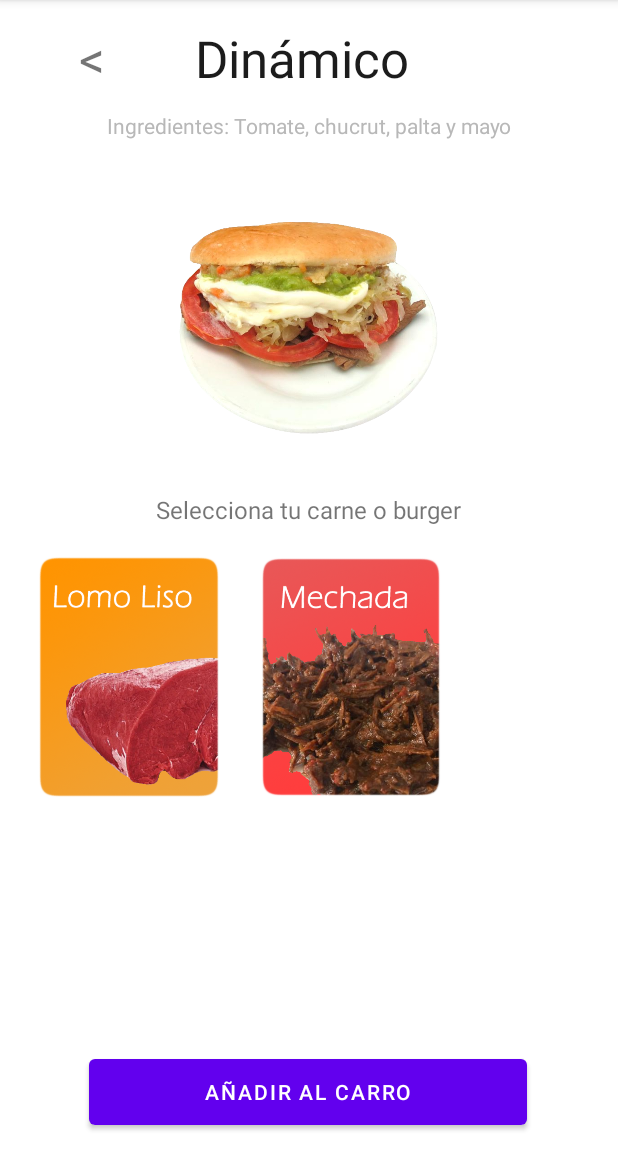
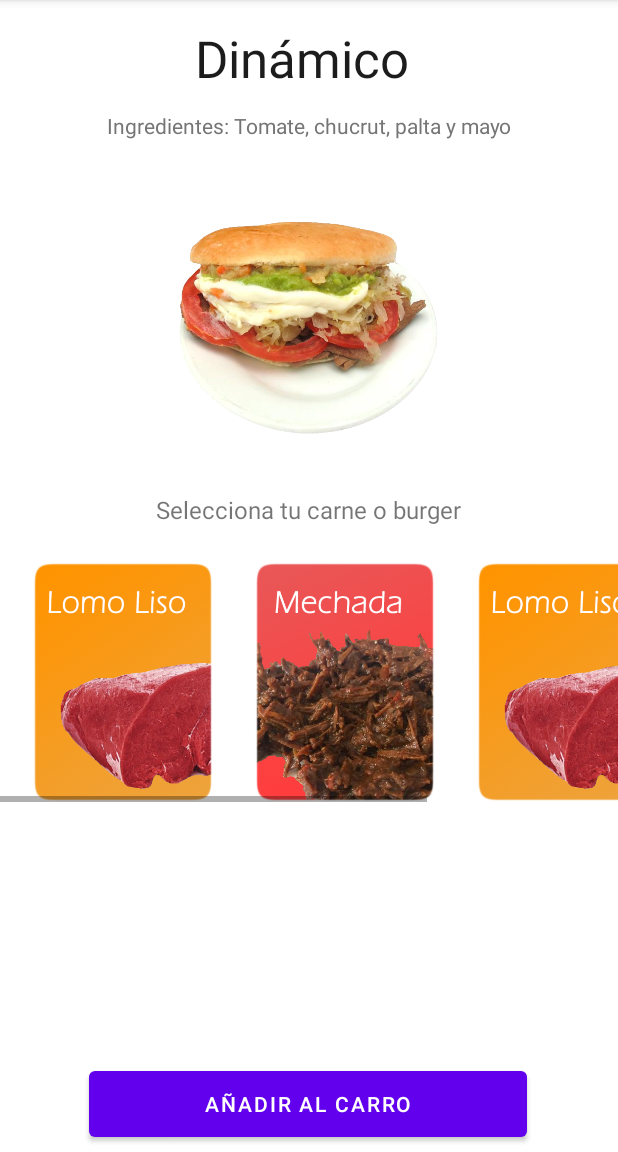
Before and after one commit to techicode/start, an Android app: the DetalleProducto screen opened directly, with no data from a screen before it, on a phone screen of 412 x 824 dp, the part 84-1236 px from its top. Run offline under Robolectric (Android 15) with nearby library versions, the phone set to English and light mode, and no system bars; Roboto replaces fonts that are not available here.

Commit message:
horizontall scroll bar added

```diff
--- a/app/src/main/res/layout/activity_detalle_producto.xml
+++ b/app/src/main/res/layout/activity_detalle_producto.xml
@@ -29,7 +29,7 @@
             app:layout_constraintStart_toStartOf="parent"
             app:layout_constraintEnd_toEndOf="parent"
             app:layout_constraintBottom_toBottomOf="parent"
-            android:layout_marginBottom="12dp"
+            android:layout_marginBottom="4dp"
             app:layout_constraintHorizontal_bias="0.495" />
 
     <TextView
@@ -41,7 +41,7 @@
             app:layout_constraintEnd_toEndOf="parent"
             android:layout_marginTop="12dp"
             app:layout_constraintTop_toBottomOf="@+id/textView"
-            android:textColor="#B8B8B8" />
+            android:textColor="#757575" />
 
     <ImageView
             android:src="@drawable/dinamicotrans"
@@ -67,15 +67,57 @@
             android:layout_marginTop="8dp"
             app:layout_constraintTop_toBottomOf="@+id/imageView2" />
 
+
+    <HorizontalScrollView
+            android:layout_width="wrap_content"
+            android:layout_height="wrap_content"
+
+            android:id="@+id/horizontalScrollView"
+
+            app:layout_constraintTop_toBottomOf="@+id/textView3"
+            android:layout_marginTop="24dp"
+            app:layout_constraintStart_toStartOf="parent"
+            tools:ignore="SpeakableTextPresentCheck">
+
+        <LinearLayout
+                android:orientation="horizontal"
+                android:layout_width="wrap_content"
+                android:layout_height="wrap_content"
+                app:layout_constraintTop_toBottomOf="@+id/textView3"
+                app:layout_constraintStart_toStartOf="parent"
+                android:layout_marginStart="4dp"
+                app:layout_constraintBottom_toTopOf="@+id/button"
+                app:layout_constraintVertical_bias="0.163">
+
             <ImageView
                     android:src="@drawable/lomolisorounderd"
                     android:layout_width="140dp"
-            android:layout_height="161dp"
-            android:id="@+id/imageView4"
-            app:layout_constraintTop_toBottomOf="@+id/textView3"
-            app:layout_constraintStart_toStartOf="parent"
-            android:layout_marginStart="16dp"
-            android:layout_marginTop="20dp" />
+                    android:layout_height="160dp"
+                    android:id="@+id/imageView6"
+                    app:layout_constraintStart_toEndOf="@+id/imageView4"
+                    android:layout_marginStart="8dp"
+                    app:layout_constraintTop_toTopOf="@+id/imageView4"
+                    app:layout_constraintBottom_toBottomOf="@+id/imageView4" />
+
+            <ImageView
+                    android:src="@drawable/mechadarounded"
+                    android:layout_width="140dp"
+                    android:layout_height="160dp"
+                    android:id="@+id/imageView7"
+                    app:layout_constraintStart_toEndOf="@+id/imageView4"
+                    android:layout_marginStart="8dp"
+                    app:layout_constraintTop_toTopOf="@+id/imageView4"
+                    app:layout_constraintBottom_toBottomOf="@+id/imageView4" />
+
+            <ImageView
+                    android:src="@drawable/lomolisorounderd"
+                    android:layout_width="140dp"
+                    android:layout_height="160dp"
+                    android:id="@+id/imageView8"
+                    app:layout_constraintStart_toEndOf="@+id/imageView4"
+                    android:layout_marginStart="8dp"
+                    app:layout_constraintTop_toTopOf="@+id/imageView4"
+                    app:layout_constraintBottom_toBottomOf="@+id/imageView4" />
 
             <ImageView
                     android:src="@drawable/mechadarounded"
@@ -86,17 +128,8 @@
                     android:layout_marginStart="8dp"
                     app:layout_constraintTop_toTopOf="@+id/imageView4"
                     app:layout_constraintBottom_toBottomOf="@+id/imageView4" />
+        </LinearLayout>
+    </HorizontalScrollView>
 
-    <TextView
-            android:text="@string/back_text"
-            android:layout_width="wrap_content"
-            android:layout_height="wrap_content"
-            android:id="@+id/textView4"
-            app:layout_constraintTop_toTopOf="@+id/textView"
-            app:layout_constraintBottom_toBottomOf="@+id/textView"
-            android:textSize="34sp"
-            app:layout_constraintEnd_toStartOf="@+id/textView"
-            android:layout_marginEnd="60dp"
-            app:layout_constraintVertical_bias="0.0" />
 
 </androidx.constraintlayout.widget.ConstraintLayout>
```
Lines whose indentation alone changed are shown as unchanged.
